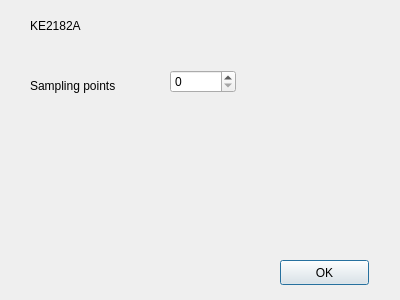
Old version of the form Control VI/ke2182a.ui in the repository rohitranjan017/Interfacing-and-Data-Acquisition-from-Scientific-Instruments.
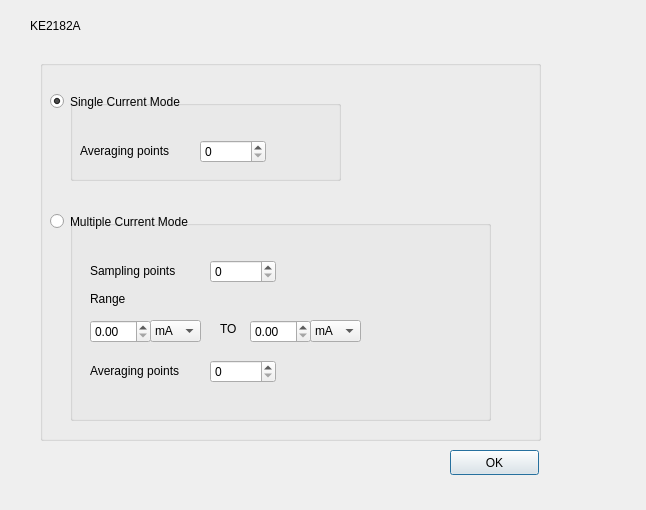
New version of the form.

What changed in the file:
```diff
--- a/Control VI/ke2182a.ui
+++ b/Control VI/ke2182a.ui
@@ -6,39 +6,13 @@
    <rect>
     <x>0</x>
     <y>0</y>
-    <width>400</width>
-    <height>300</height>
+    <width>646</width>
+    <height>510</height>
    </rect>
   </property>
   <property name="windowTitle">
    <string>Dialog</string>
   </property>
-  <widget class="QLabel" name="label">
-   <property name="geometry">
-    <rect>
-     <x>30</x>
-     <y>70</y>
-     <width>101</width>
-     <height>31</height>
-    </rect>
-   </property>
-   <property name="text">
-    <string>Sampling points</string>
-   </property>
-  </widget>
-  <widget class="QDoubleSpinBox" name="NoofPoints">
-   <property name="geometry">
-    <rect>
-     <x>170</x>
-     <y>70</y>
-     <width>66</width>
-     <height>23</height>
-    </rect>
-   </property>
-   <property name="decimals">
-    <number>0</number>
-   </property>
-  </widget>
   <widget class="QLabel" name="label_2">
    <property name="geometry">
     <rect>
@@ -58,8 +32,8 @@
   <widget class="QPushButton" name="ok">
    <property name="geometry">
     <rect>
-     <x>280</x>
-     <y>260</y>
+     <x>450</x>
+     <y>450</y>
      <width>89</width>
      <height>25</height>
     </rect>
@@ -68,6 +42,248 @@
     <string>OK</string>
    </property>
   </widget>
+  <widget class="QGroupBox" name="groupBox">
+   <property name="geometry">
+    <rect>
+     <x>40</x>
+     <y>60</y>
+     <width>501</width>
+     <height>381</height>
+    </rect>
+   </property>
+   <property name="title">
+    <string/>
+   </property>
+   <widget class="QRadioButton" name="radioButton">
+    <property name="geometry">
+     <rect>
+      <x>10</x>
+      <y>30</y>
+      <width>171</width>
+      <height>23</height>
+     </rect>
+    </property>
+    <property name="text">
+     <string>Single Current Mode</string>
+    </property>
+    <property name="checked">
+     <bool>true</bool>
+    </property>
+   </widget>
+   <widget class="QRadioButton" name="radioButton_2">
+    <property name="geometry">
+     <rect>
+      <x>10</x>
+      <y>150</y>
+      <width>181</width>
+      <height>23</height>
+     </rect>
+    </property>
+    <property name="text">
+     <string>Multiple Current Mode</string>
+    </property>
+   </widget>
+   <widget class="QGroupBox" name="groupBox_2">
+    <property name="geometry">
+     <rect>
+      <x>30</x>
+      <y>40</y>
+      <width>271</width>
+      <height>81</height>
+     </rect>
+    </property>
+    <property name="title">
+     <string/>
+    </property>
+    <widget class="QLabel" name="label">
+     <property name="geometry">
+      <rect>
+       <x>10</x>
+       <y>40</y>
+       <width>121</width>
+       <height>21</height>
+      </rect>
+     </property>
+     <property name="text">
+      <string>Averaging points</string>
+     </property>
+    </widget>
+    <widget class="QDoubleSpinBox" name="NoofPoints">
+     <property name="geometry">
+      <rect>
+       <x>130</x>
+       <y>40</y>
+       <width>66</width>
+       <height>23</height>
+      </rect>
+     </property>
+     <property name="decimals">
+      <number>0</number>
+     </property>
+    </widget>
+   </widget>
+   <widget class="QGroupBox" name="groupBox_3">
+    <property name="geometry">
+     <rect>
+      <x>30</x>
+      <y>160</y>
+      <width>421</width>
+      <height>201</height>
+     </rect>
+    </property>
+    <property name="title">
+     <string/>
+    </property>
+    <widget class="QLabel" name="label_3">
+     <property name="geometry">
+      <rect>
+       <x>20</x>
+       <y>40</y>
+       <width>121</width>
+       <height>21</height>
+      </rect>
+     </property>
+     <property name="text">
+      <string>Sampling points</string>
+     </property>
+    </widget>
+    <widget class="QDoubleSpinBox" name="NoofPoints_2">
+     <property name="geometry">
+      <rect>
+       <x>140</x>
+       <y>40</y>
+       <width>66</width>
+       <height>23</height>
+      </rect>
+     </property>
+     <property name="decimals">
+      <number>0</number>
+     </property>
+    </widget>
+    <widget class="QLabel" name="label_4">
+     <property name="geometry">
+      <rect>
+       <x>20</x>
+       <y>140</y>
+       <width>121</width>
+       <height>21</height>
+      </rect>
+     </property>
+     <property name="text">
+      <string>Averaging points</string>
+     </property>
+    </widget>
+    <widget class="QDoubleSpinBox" name="NoofPoints_3">
+     <property name="geometry">
+      <rect>
+       <x>140</x>
+       <y>140</y>
+       <width>66</width>
+       <height>23</height>
+      </rect>
+     </property>
+     <property name="decimals">
+      <number>0</number>
+     </property>
+    </widget>
+    <widget class="QComboBox" name="RangeType_2">
+     <property name="geometry">
+      <rect>
+       <x>80</x>
+       <y>100</y>
+       <width>51</width>
+       <height>22</height>
+      </rect>
+     </property>
+     <item>
+      <property name="text">
+       <string>mA</string>
+      </property>
+     </item>
+     <item>
+      <property name="text">
+       <string>μA</string>
+      </property>
+     </item>
+     <item>
+      <property name="text">
+       <string>nA</string>
+      </property>
+     </item>
+    </widget>
+    <widget class="QDoubleSpinBox" name="SetAmplitude">
+     <property name="geometry">
+      <rect>
+       <x>20</x>
+       <y>100</y>
+       <width>61</width>
+       <height>23</height>
+      </rect>
+     </property>
+    </widget>
+    <widget class="QLabel" name="label_5">
+     <property name="geometry">
+      <rect>
+       <x>20</x>
+       <y>70</y>
+       <width>67</width>
+       <height>17</height>
+      </rect>
+     </property>
+     <property name="text">
+      <string>Range</string>
+     </property>
+    </widget>
+    <widget class="QLabel" name="label_6">
+     <property name="geometry">
+      <rect>
+       <x>150</x>
+       <y>100</y>
+       <width>67</width>
+       <height>17</height>
+      </rect>
+     </property>
+     <property name="text">
+      <string>TO</string>
+     </property>
+    </widget>
+    <widget class="QDoubleSpinBox" name="SetAmplitude_2">
+     <property name="geometry">
+      <rect>
+       <x>180</x>
+       <y>100</y>
+       <width>61</width>
+       <height>23</height>
+      </rect>
+     </property>
+    </widget>
+    <widget class="QComboBox" name="RangeType_3">
+     <property name="geometry">
+      <rect>
+       <x>240</x>
+       <y>100</y>
+       <width>51</width>
+       <height>22</height>
+      </rect>
+     </property>
+     <item>
+      <property name="text">
+       <string>mA</string>
+      </property>
+     </item>
+     <item>
+      <property name="text">
+       <string>μA</string>
+      </property>
+     </item>
+     <item>
+      <property name="text">
+       <string>nA</string>
+      </property>
+     </item>
+    </widget>
+   </widget>
+  </widget>
  </widget>
  <resources/>
  <connections/>
```
